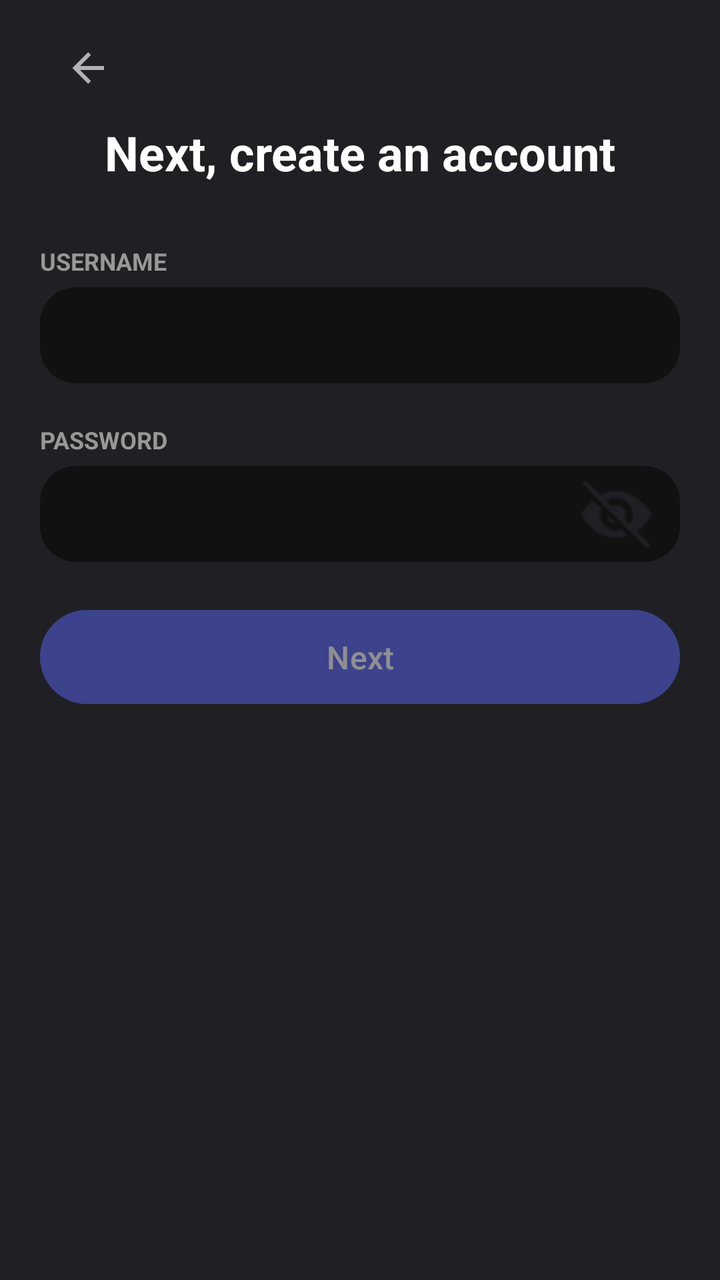
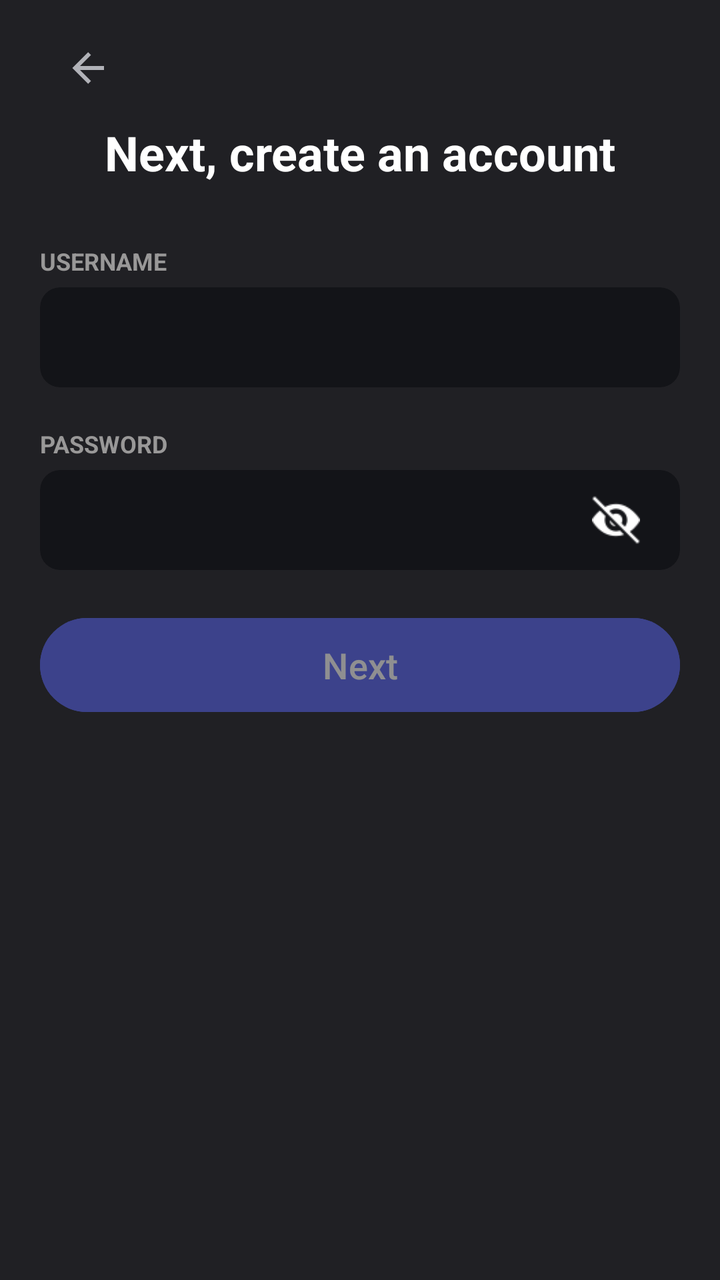

Before-and-after screenshots of an Android layout around one commit, followed by the original layout XML and the change that was made.
<!-- AndroidManifest.xml: application theme Theme.Doscord -->
<!-- res/layout/activity_reg_user.xml -->
<?xml version="1.0" encoding="utf-8"?>
<androidx.constraintlayout.widget.ConstraintLayout xmlns:android="http://schemas.android.com/apk/res/android"
    xmlns:app="http://schemas.android.com/apk/res-auto"
    xmlns:tools="http://schemas.android.com/tools"
    android:id="@+id/main"
    android:animateLayoutChanges="true"
    android:layout_width="match_parent"
    android:layout_height="match_parent"
    android:background="@color/bgGray"
    tools:context=".activities.menu.RegUserActivity">

    <TextView
        android:id="@+id/regUserServerWarning"
        android:layout_width="0dp"
        android:layout_height="wrap_content"
        android:layout_marginStart="20dp"
        android:layout_marginTop="7dp"
        android:layout_marginEnd="20dp"
        android:letterSpacing="0.02"
        android:text="@string/server_error_check_your_network_connection_and_try_again"
        android:textColor="@color/red"
        android:textSize="12sp"
        android:textStyle="bold"
        android:visibility="gone"
        app:layout_constraintEnd_toEndOf="parent"
        app:layout_constraintStart_toStartOf="parent"
        app:layout_constraintTop_toBottomOf="@id/regUserNextBtn" />

    <TextView
        android:id="@+id/regUserUserWarning"
        android:layout_width="0dp"
        android:layout_height="wrap_content"
        android:layout_marginStart="20dp"
        android:layout_marginTop="7dp"
        android:layout_marginEnd="20dp"
        android:letterSpacing="0.02"
        android:text="@string/usernameWarning"
        android:textColor="@color/gray"
        android:textSize="12sp"
        android:textStyle="bold"
        android:visibility="gone"
        app:layout_constraintEnd_toEndOf="parent"
        app:layout_constraintStart_toStartOf="parent"
        app:layout_constraintTop_toBottomOf="@id/regUserUserInput" />

    <TextView
        android:id="@+id/regUserPassWarning"
        android:layout_width="0dp"
        android:layout_height="wrap_content"
        android:layout_marginStart="20dp"
        android:layout_marginTop="7dp"
        android:layout_marginEnd="20dp"
        android:letterSpacing="0.02"
        android:text="@string/passWeak"
        android:textColor="@color/red"
        android:textSize="12sp"
        android:textStyle="bold"
        android:visibility="gone"
        app:layout_constraintEnd_toEndOf="parent"
        app:layout_constraintStart_toStartOf="parent"
        app:layout_constraintTop_toBottomOf="@+id/regUserPassContainer" />

    <TextView
        android:id="@+id/regUserPassWarning2"
        android:layout_width="0dp"
        android:layout_height="wrap_content"
        android:layout_marginStart="20dp"
        android:layout_marginTop="7dp"
        android:layout_marginEnd="20dp"
        android:letterSpacing="0.02"
        android:text="@string/passwordWarning"
        android:textColor="@color/gray"
        android:textSize="12sp"
        android:textStyle="bold"
        android:visibility="gone"
        app:layout_constraintEnd_toEndOf="parent"
        app:layout_constraintStart_toStartOf="parent"
        app:layout_constraintTop_toBottomOf="@+id/regUserPassWarning" />

    <ImageButton
        android:id="@+id/backBtn"
        android:layout_width="48dp"
        android:layout_height="48dp"
        android:layout_marginStart="20dp"
        android:layout_marginTop="10dp"
        android:background="@android:color/transparent"
        android:contentDescription="@string/back"
        android:onClick="finish"
        android:padding="12dp"
        android:scaleType="centerInside"
        app:layout_constraintStart_toStartOf="parent"
        app:layout_constraintTop_toTopOf="parent"
        app:srcCompat="@drawable/back_arrow"
        app:tint="@color/textGray" />

    <TextView
        android:id="@+id/regUserTitle"
        android:layout_width="wrap_content"
        android:layout_height="wrap_content"
        android:layout_marginTop="60dp"
        android:text="@string/nextCreateAnAccount"
        android:textColor="#FFFFFF"
        android:textSize="24sp"
        android:textStyle="bold"
        app:layout_constraintEnd_toEndOf="parent"
        app:layout_constraintStart_toStartOf="parent"
        app:layout_constraintTop_toTopOf="parent" />

    <TextView
        android:id="@+id/regUserUserLabel"
        android:layout_width="wrap_content"
        android:layout_height="wrap_content"
        android:layout_marginStart="20dp"
        android:layout_marginTop="30dp"
        android:labelFor="@id/regUserUserInput"
        android:text="@string/usernameUpper"
        android:textColor="@color/labelGray"
        android:textSize="12sp"
        android:textStyle="bold"
        app:layout_constraintStart_toStartOf="parent"
        app:layout_constraintTop_toBottomOf="@+id/regUserTitle" />

    <EditText
        android:id="@+id/regUserUserInput"
        android:layout_width="0dp"
        android:layout_height="48dp"
        android:layout_marginHorizontal="20dp"
        android:layout_marginStart="20dp"
        android:layout_marginTop="5dp"
        android:layout_marginEnd="20dp"
        android:autofillHints="username"
        android:background="@drawable/input_background"
        android:inputType="text"
        android:paddingHorizontal="15dp"
        android:textColor="#FFFFFF"
        app:layout_constraintEnd_toEndOf="parent"
        app:layout_constraintStart_toStartOf="parent"
        app:layout_constraintTop_toBottomOf="@+id/regUserUserLabel" />

    <TextView
        android:id="@+id/regUserPassLabel"
        android:layout_width="wrap_content"
        android:layout_height="wrap_content"
        android:layout_marginStart="20dp"
        android:layout_marginTop="20dp"
        android:labelFor="@id/regUserPassInput"
        android:text="@string/passwordUpper"
        android:textColor="@color/labelGray"
        android:textSize="12sp"
        android:textStyle="bold"
        app:layout_constraintStart_toStartOf="parent"
        app:layout_constraintTop_toBottomOf="@+id/regUserUserWarning" />

    <RelativeLayout
        android:id="@+id/regUserPassContainer"
        android:layout_width="0dp"
        android:layout_height="48dp"
        android:layout_marginStart="20dp"
        android:layout_marginTop="5dp"
        android:layout_marginEnd="20dp"
        app:layout_constraintEnd_toEndOf="parent"
        app:layout_constraintStart_toStartOf="parent"
        app:layout_constraintTop_toBottomOf="@id/regUserPassLabel">

        <EditText
            android:id="@+id/regUserPassInput"
            android:layout_width="match_parent"
            android:layout_height="match_parent"
            android:autofillHints="password"
            android:background="@drawable/input_background"
            android:inputType="textPassword"
            android:paddingStart="15dp"
            android:paddingEnd="48dp"
            android:textSize="16sp" />

        <ImageButton
            android:id="@+id/regUserEyeBtn"
            android:layout_width="48dp"
            android:layout_height="48dp"
            android:layout_alignParentEnd="true"
            android:layout_centerVertical="true"
            android:layout_marginEnd="8dp"
            android:background="@android:color/transparent"
            android:contentDescription="@string/toggle_password_visibility"
            android:onClick="regSwitchEye"
            android:src="@drawable/eye_closed" />

    </RelativeLayout>

    <Button
        android:id="@+id/regUserNextBtn"
        android:layout_width="match_parent"
        android:layout_height="55dp"
        android:layout_marginStart="20dp"
        android:layout_marginTop="20dp"
        android:layout_marginEnd="20dp"
        android:alpha="0.5"
        android:backgroundTint="#5865f2"
        android:enabled="false"
        android:onClick="openRegBdayActivity"
        android:text="@string/next"
        android:textAllCaps="false"
        android:textColor="@color/white"
        android:textSize="16sp"
        app:layout_constraintEnd_toEndOf="parent"
        app:layout_constraintStart_toStartOf="parent"
        app:layout_constraintTop_toBottomOf="@+id/regUserPassWarning2" />

</androidx.constraintlayout.widget.ConstraintLayout>
<!-- resources referenced by this layout -->
<resources>
  <color name="bgGray">#202024</color>
  <color name="gray">#818491</color>
  <color name="labelGray">#999898</color>
  <color name="red">#FA777B</color>
  <color name="textGray">#b1b2b8</color>
  <color name="white">#FFFFFFFF</color>
  <!-- drawable back_arrow (drawable) -->
  <vector xmlns:android="http://schemas.android.com/apk/res/android"
      android:width="80dp"
      android:height="80dp"
      android:viewportWidth="80"
      android:viewportHeight="80">
    <path
        android:pathData="M66.667,36.667V43.333L26.667,43.333L45,61.667L40.267,66.4L13.867,40L40.267,13.6L45,18.333L26.667,36.667L66.667,36.667Z"
        android:fillColor="#ABABAB"/>
  </vector>
  <!-- drawable eye_closed: png bitmap (drawable, 850 bytes) -->
  <!-- drawable input_background (drawable) -->
  <?xml version="1.0" encoding="utf-8"?>
  <shape xmlns:android="http://schemas.android.com/apk/res/android"
      android:shape="rectangle">
  
      
      <solid android:color="#111111" />
  
      
      <corners android:radius="18dp" />
  
  </shape>
  <string name="back">Back</string>
  <string name="next">Next</string>
  <string name="nextCreateAnAccount">Next, create an account</string>
  <string name="passWeak">Password Strength: Weak</string>
  <string name="passwordUpper">PASSWORD</string>
  <string name="passwordWarning">Password must be 8 or more characters. Strong password have a symbol, one uppercase, and lowercase letter.</string>
  <string name="server_error_check_your_network_connection_and_try_again">Server Error! Check your network connection and try again.</string>
  <string name="toggle_password_visibility">Toggle password visibility.</string>
  <string name="usernameUpper">USERNAME</string>
  <string name="usernameWarning">Only use letters, numbers, underscores _, and periods.</string>
  <style name="Theme.Doscord" parent="Base.Theme.Doscord" />
  <style name="Base.Theme.Doscord" parent="Theme.Material3.DayNight.NoActionBar">
          
          
          <item name="colorOnSurface">#FFFFFF</item>
          <item name="android:textColorPrimary">#FFFFFF</item>
          <item name="android:datePickerDialogTheme">@style/MyDatePickerStyle</item>
      </style>
  <style name="MyDatePickerStyle" parent="Theme.AppCompat.Light.Dialog">
          <item name="colorAccent">@color/purple_500</item>
          <item name="android:windowBackground">@android:color/black</item>
          <item name="android:textColorPrimary">@android:color/white</item>
          <item name="android:textColorSecondary">@android:color/darker_gray</item>
      </style>
  <color name="purple_500">#6200EE</color>
</resources>

<!-- the commit's change to res/layout/activity_reg_user.xml (unified diff, before → after) -->
@@ -27,23 +27,6 @@
         app:layout_constraintTop_toBottomOf="@id/regUserNextBtn" />
 
     <TextView
-        android:id="@+id/regUserUserWarning"
-        android:layout_width="0dp"
-        android:layout_height="wrap_content"
-        android:layout_marginStart="20dp"
-        android:layout_marginTop="7dp"
-        android:layout_marginEnd="20dp"
-        android:letterSpacing="0.02"
-        android:text="@string/usernameWarning"
-        android:textColor="@color/gray"
-        android:textSize="12sp"
-        android:textStyle="bold"
-        android:visibility="gone"
-        app:layout_constraintEnd_toEndOf="parent"
-        app:layout_constraintStart_toStartOf="parent"
-        app:layout_constraintTop_toBottomOf="@id/regUserUserInput" />
-
-    <TextView
         android:id="@+id/regUserPassWarning"
         android:layout_width="0dp"
         android:layout_height="wrap_content"
@@ -120,22 +103,53 @@
         app:layout_constraintStart_toStartOf="parent"
         app:layout_constraintTop_toBottomOf="@+id/regUserTitle" />
 
-    <EditText
-        android:id="@+id/regUserUserInput"
-        android:layout_width="0dp"
-        android:layout_height="48dp"
-        android:layout_marginHorizontal="20dp"
+    <com.google.android.material.card.MaterialCardView
+        android:id="@+id/regUserUserInputContainer"
+        android:layout_width="0dp"
+        android:layout_height="wrap_content"
         android:layout_marginStart="20dp"
         android:layout_marginTop="5dp"
         android:layout_marginEnd="20dp"
-        android:autofillHints="username"
-        android:background="@drawable/input_background"
-        android:inputType="text"
-        android:paddingHorizontal="15dp"
-        android:textColor="#FFFFFF"
-        app:layout_constraintEnd_toEndOf="parent"
-        app:layout_constraintStart_toStartOf="parent"
-        app:layout_constraintTop_toBottomOf="@+id/regUserUserLabel" />
+        android:stateListAnimator="@null"
+        app:cardBackgroundColor="#131418"
+        app:cardCornerRadius="10dp"
+        app:cardElevation="0dp"
+        app:cardMaxElevation="0dp"
+        app:layout_constraintEnd_toEndOf="parent"
+        app:layout_constraintStart_toStartOf="parent"
+        app:layout_constraintTop_toBottomOf="@+id/regUserUserLabel"
+        app:strokeWidth="0dp">
+
+        <EditText
+            android:id="@+id/regUserUserInput"
+            android:layout_width="match_parent"
+            android:layout_height="50dp"
+            android:autofillHints="username"
+            android:background="@null"
+            android:inputType="text"
+            android:paddingStart="15dp"
+            android:paddingEnd="15dp"
+            android:textColor="#FFFFFF"
+            android:textSize="16sp" />
+
+    </com.google.android.material.card.MaterialCardView>
+
+    <TextView
+        android:id="@+id/regUserUserWarning"
+        android:layout_width="0dp"
+        android:layout_height="wrap_content"
+        android:layout_marginStart="20dp"
+        android:layout_marginTop="7dp"
+        android:layout_marginEnd="20dp"
+        android:letterSpacing="0.02"
+        android:text="@string/usernameWarning"
+        android:textColor="@color/gray"
+        android:textSize="12sp"
+        android:textStyle="bold"
+        android:visibility="gone"
+        app:layout_constraintEnd_toEndOf="parent"
+        app:layout_constraintStart_toStartOf="parent"
+        app:layout_constraintTop_toBottomOf="@id/regUserUserInputContainer" />
 
     <TextView
         android:id="@+id/regUserPassLabel"
@@ -151,41 +165,56 @@
         app:layout_constraintStart_toStartOf="parent"
         app:layout_constraintTop_toBottomOf="@+id/regUserUserWarning" />
 
-    <RelativeLayout
+    <com.google.android.material.card.MaterialCardView
         android:id="@+id/regUserPassContainer"
         android:layout_width="0dp"
-        android:layout_height="48dp"
+        android:layout_height="wrap_content"
         android:layout_marginStart="20dp"
         android:layout_marginTop="5dp"
         android:layout_marginEnd="20dp"
-        app:layout_constraintEnd_toEndOf="parent"
-        app:layout_constraintStart_toStartOf="parent"
-        app:layout_constraintTop_toBottomOf="@id/regUserPassLabel">
-
-        <EditText
-            android:id="@+id/regUserPassInput"
+        android:stateListAnimator="@null"
+        app:cardBackgroundColor="#131418"
+        app:cardCornerRadius="10dp"
+        app:cardElevation="0dp"
+        app:cardMaxElevation="0dp"
+        app:layout_constraintEnd_toEndOf="parent"
+        app:layout_constraintStart_toStartOf="parent"
+        app:layout_constraintTop_toBottomOf="@id/regUserPassLabel"
+        app:strokeWidth="0dp">
+
+        <RelativeLayout
             android:layout_width="match_parent"
-            android:layout_height="match_parent"
-            android:autofillHints="password"
-            android:background="@drawable/input_background"
-            android:inputType="textPassword"
-            android:paddingStart="15dp"
-            android:paddingEnd="48dp"
-            android:textSize="16sp" />
-
-        <ImageButton
-            android:id="@+id/regUserEyeBtn"
-            android:layout_width="48dp"
-            android:layout_height="48dp"
-            android:layout_alignParentEnd="true"
-            android:layout_centerVertical="true"
-            android:layout_marginEnd="8dp"
-            android:background="@android:color/transparent"
-            android:contentDescription="@string/toggle_password_visibility"
-            android:onClick="regSwitchEye"
-            android:src="@drawable/eye_closed" />
-
-    </RelativeLayout>
+            android:layout_height="50dp">
+
+            <EditText
+                android:id="@+id/regUserPassInput"
+                android:layout_width="match_parent"
+                android:layout_height="match_parent"
+                android:autofillHints="password"
+                android:background="@null"
+                android:inputType="textPassword"
+                android:paddingStart="15dp"
+                android:paddingEnd="48dp"
+                android:textColor="@color/white"
+                android:textSize="16sp" />
+
+            <ImageButton
+                android:id="@+id/regUserEyeBtn"
+                android:layout_width="48dp"
+                android:layout_height="48dp"
+                android:layout_alignParentEnd="true"
+                android:layout_centerVertical="true"
+                android:layout_marginEnd="8dp"
+                android:background="@android:color/transparent"
+                android:contentDescription="@string/toggle_password_visibility"
+                android:onClick="regSwitchEye"
+                android:padding="12dp"
+                android:scaleType="centerInside"
+                android:src="@drawable/eye_closed"
+                app:tint="@color/white" />
+
+        </RelativeLayout>
+    </com.google.android.material.card.MaterialCardView>
 
     <Button
         android:id="@+id/regUserNextBtn"
@@ -199,9 +228,8 @@
         android:enabled="false"
         android:onClick="openRegBdayActivity"
         android:text="@string/next"
-        android:textAllCaps="false"
         android:textColor="@color/white"
-        android:textSize="16sp"
+        android:textSize="18sp"
         app:layout_constraintEnd_toEndOf="parent"
         app:layout_constraintStart_toStartOf="parent"
         app:layout_constraintTop_toBottomOf="@+id/regUserPassWarning2" />
<!-- resource entries referenced after the edit -->
@@ -17,18 +17,6 @@
         android:fillColor="#ABABAB"/>
   </vector>
   <!-- drawable eye_closed: png bitmap (drawable, 850 bytes) -->
-  <!-- drawable input_background (drawable) -->
-  <?xml version="1.0" encoding="utf-8"?>
-  <shape xmlns:android="http://schemas.android.com/apk/res/android"
-      android:shape="rectangle">
-  
-      
-      <solid android:color="#111111" />
-  
-      
-      <corners android:radius="18dp" />
-  
-  </shape>
   <string name="back">Back</string>
   <string name="next">Next</string>
   <string name="nextCreateAnAccount">Next, create an account</string>
